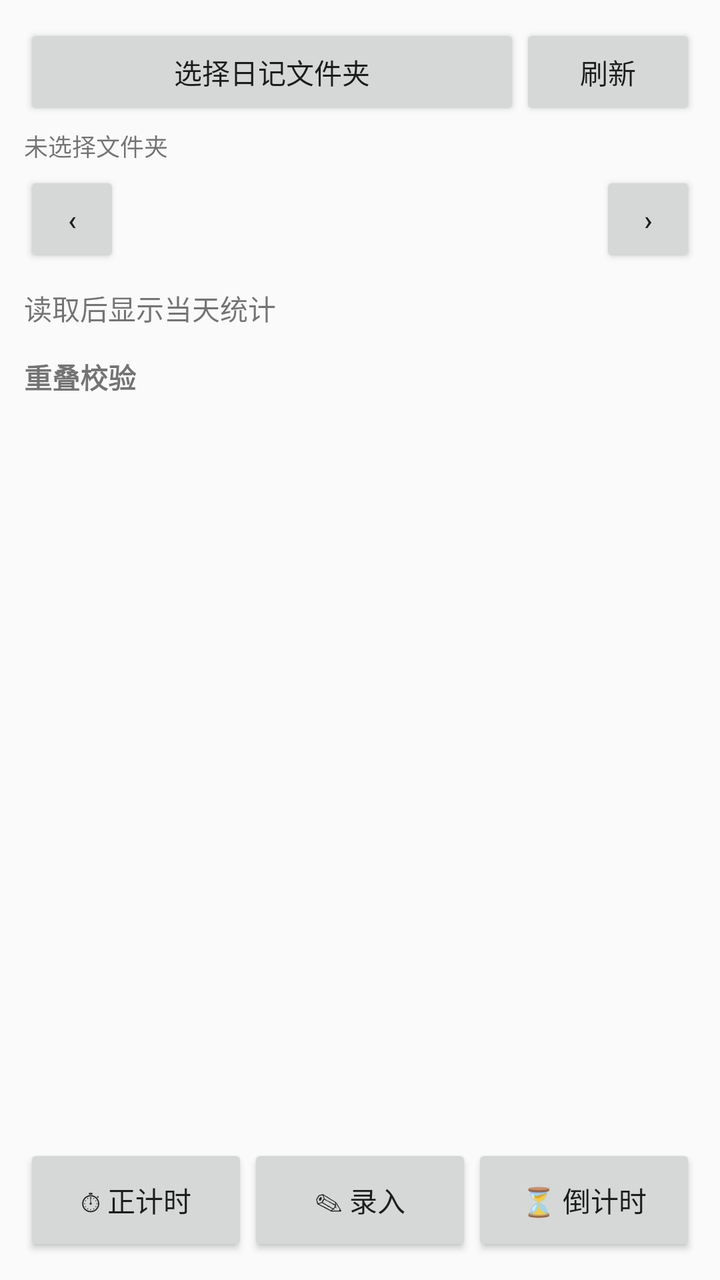
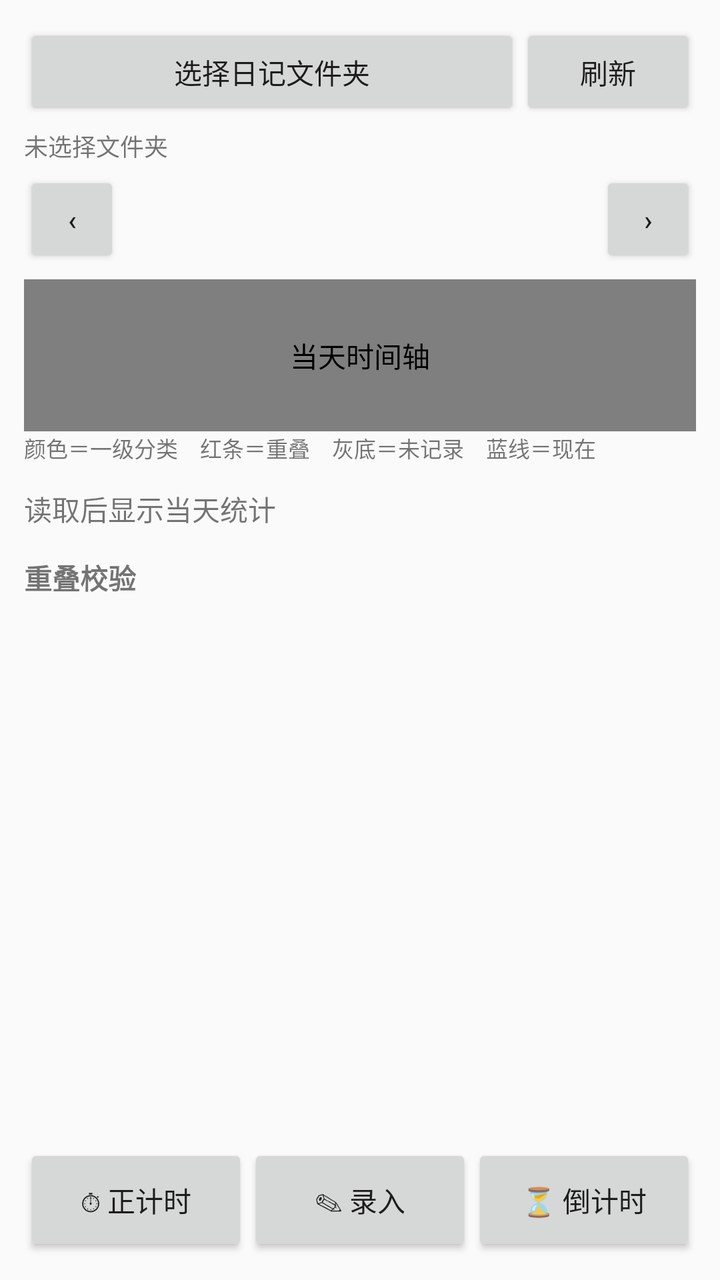

Compare the two renders of this Android layout. The source of the first and the diff that turns it into the second are given below.
<!-- AndroidManifest.xml: application theme AppTheme -->
<!-- res/layout/activity_main.xml -->
<?xml version="1.0" encoding="utf-8"?>
<FrameLayout xmlns:android="http://schemas.android.com/apk/res/android"
    android:layout_width="match_parent"
    android:layout_height="match_parent">

    
    <LinearLayout
        android:layout_width="match_parent"
        android:layout_height="match_parent"
        android:orientation="vertical"
        android:padding="12dp">

        <LinearLayout
            android:layout_width="match_parent"
            android:layout_height="wrap_content"
            android:orientation="horizontal">

            <Button
                android:id="@+id/btnPickFolder"
                android:layout_width="0dp"
                android:layout_height="wrap_content"
                android:layout_weight="1"
                android:text="选择日记文件夹" />

            <Button
                android:id="@+id/btnReload"
                android:layout_width="wrap_content"
                android:layout_height="wrap_content"
                android:text="刷新" />
        </LinearLayout>

        <TextView
            android:id="@+id/tvFolder"
            android:layout_width="match_parent"
            android:layout_height="wrap_content"
            android:paddingTop="4dp"
            android:paddingBottom="4dp"
            android:text="未选择文件夹"
            android:textSize="12sp" />

        <ScrollView
            android:layout_width="match_parent"
            android:layout_height="0dp"
            android:layout_weight="1"
            android:fillViewport="true">

            <LinearLayout
                android:layout_width="match_parent"
                android:layout_height="wrap_content"
                android:orientation="vertical">

                <LinearLayout
                    android:layout_width="match_parent"
                    android:layout_height="wrap_content"
                    android:orientation="horizontal">

                    <Button
                        android:id="@+id/btnPrevDay"
                        android:layout_width="48dp"
                        android:layout_height="wrap_content"
                        android:text="‹" />

                    <TextView
                        android:id="@+id/tvStatsDate"
                        android:layout_width="0dp"
                        android:layout_height="wrap_content"
                        android:layout_weight="1"
                        android:gravity="center"
                        android:textSize="17sp"
                        android:textStyle="bold" />

                    <Button
                        android:id="@+id/btnNextDay"
                        android:layout_width="48dp"
                        android:layout_height="wrap_content"
                        android:text="›" />
                </LinearLayout>

                <TextView
                    android:id="@+id/tvStats"
                    android:layout_width="match_parent"
                    android:layout_height="wrap_content"
                    android:paddingTop="10dp"
                    android:text="读取后显示当天统计"
                    android:textIsSelectable="true"
                    android:textSize="14sp" />

                <TextView
                    android:id="@+id/tvCheckTitle"
                    android:layout_width="match_parent"
                    android:layout_height="wrap_content"
                    android:paddingTop="14dp"
                    android:text="重叠校验"
                    android:textSize="14sp"
                    android:textStyle="bold" />

                <TextView
                    android:id="@+id/tvCheck"
                    android:layout_width="match_parent"
                    android:layout_height="wrap_content"
                    android:paddingTop="4dp"
                    android:text=""
                    android:textIsSelectable="true"
                    android:textSize="13sp" />
            </LinearLayout>
        </ScrollView>

        
        <LinearLayout
            android:layout_width="match_parent"
            android:layout_height="wrap_content"
            android:orientation="horizontal"
            android:paddingTop="8dp">

            <Button
                android:id="@+id/btnStopwatch"
                android:layout_width="0dp"
                android:layout_height="56dp"
                android:layout_weight="1"
                android:text="⏱ 正计时" />

            <Button
                android:id="@+id/btnInput"
                android:layout_width="0dp"
                android:layout_height="56dp"
                android:layout_weight="1"
                android:text="✎ 录入" />

            <Button
                android:id="@+id/btnCountdown"
                android:layout_width="0dp"
                android:layout_height="56dp"
                android:layout_weight="1"
                android:text="⏳ 倒计时" />
        </LinearLayout>
    </LinearLayout>

    
    <View
        android:id="@+id/sheetDim"
        android:layout_width="match_parent"
        android:layout_height="match_parent"
        android:background="#66000000"
        android:visibility="gone" />

    <LinearLayout
        android:id="@+id/inputSheet"
        android:layout_width="match_parent"
        android:layout_height="wrap_content"
        android:layout_gravity="bottom"
        android:background="#FFFFFFFF"
        android:orientation="vertical"
        android:visibility="gone">

        
        <LinearLayout
            android:id="@+id/sheetHandle"
            android:layout_width="match_parent"
            android:layout_height="44dp"
            android:gravity="center_vertical"
            android:orientation="horizontal">

            <TextView
                android:layout_width="0dp"
                android:layout_height="wrap_content"
                android:layout_weight="1"
                android:paddingStart="16dp"
                android:text="录入（下滑或点 × 收起）"
                android:textSize="13sp"
                android:textStyle="bold" />

            <Button
                android:id="@+id/btnHideSheet"
                android:layout_width="56dp"
                android:layout_height="wrap_content"
                android:text="×" />
        </LinearLayout>

        <ScrollView
            android:id="@+id/sheetScroll"
            android:layout_width="match_parent"
            android:layout_height="0dp"
            android:layout_weight="1"
            android:fillViewport="true">

            <LinearLayout
                android:layout_width="match_parent"
                android:layout_height="wrap_content"
                android:orientation="vertical"
                android:paddingStart="16dp"
                android:paddingEnd="16dp"
                android:paddingBottom="16dp">

                <EditText
                    android:id="@+id/etDate"
                    android:layout_width="match_parent"
                    android:layout_height="wrap_content"
                    android:hint="日期 YYYY-MM-DD"
                    android:inputType="date" />

                <LinearLayout
                    android:layout_width="match_parent"
                    android:layout_height="wrap_content"
                    android:orientation="horizontal">

                    <EditText
                        android:id="@+id/etStart"
                        android:layout_width="0dp"
                        android:layout_height="wrap_content"
                        android:layout_weight="1"
                        android:hint="开始 09:00"
                        android:inputType="time" />

                    <Button
                        android:id="@+id/btnNowStart"
                        android:layout_width="wrap_content"
                        android:layout_height="wrap_content"
                        android:text="现在" />

                    <EditText
                        android:id="@+id/etEnd"
                        android:layout_width="0dp"
                        android:layout_height="wrap_content"
                        android:layout_weight="1"
                        android:hint="结束 10:30"
                        android:inputType="time" />

                    <Button
                        android:id="@+id/btnNowEnd"
                        android:layout_width="wrap_content"
                        android:layout_height="wrap_content"
                        android:text="现在" />
                </LinearLayout>

                <EditText
                    android:id="@+id/etL1"
                    android:layout_width="match_parent"
                    android:layout_height="wrap_content"
                    android:hint="一级分类（如 家务）"
                    android:inputType="text" />

                <EditText
                    android:id="@+id/etL2"
                    android:layout_width="match_parent"
                    android:layout_height="wrap_content"
                    android:hint="二级分类（如 做饭，可留空）"
                    android:inputType="text" />

                <EditText
                    android:id="@+id/etTitle"
                    android:layout_width="match_parent"
                    android:layout_height="wrap_content"
                    android:hint="事项（如 早餐，可留空）"
                    android:inputType="text" />

                <EditText
                    android:id="@+id/etLinks"
                    android:layout_width="match_parent"
                    android:layout_height="wrap_content"
                    android:hint="双链（空格分隔，如 地点 张老师）"
                    android:inputType="text" />

                <EditText
                    android:id="@+id/etNote"
                    android:layout_width="match_parent"
                    android:layout_height="wrap_content"
                    android:hint="备注（可留空）"
                    android:inputType="textMultiLine"
                    android:maxLines="2" />

                <Button
                    android:id="@+id/btnSave"
                    android:layout_width="match_parent"
                    android:layout_height="wrap_content"
                    android:text="校验并追加到当天 md" />

                <TextView
                    android:id="@+id/tvPreview"
                    android:layout_width="match_parent"
                    android:layout_height="wrap_content"
                    android:paddingTop="6dp"
                    android:text="预览会显示在这里"
                    android:textIsSelectable="true"
                    android:textSize="12sp"
                    android:typeface="monospace" />
            </LinearLayout>
        </ScrollView>
    </LinearLayout>
</FrameLayout>
<!-- resources referenced by this layout -->
<resources>
  <style name="AppTheme" parent="Theme.AppCompat.Light.NoActionBar">
          <item name="colorPrimary">#185FA5</item>
          <item name="colorPrimaryDark">#0C447C</item>
          <item name="colorAccent">#185FA5</item>
      </style>
</resources>

<!-- the commit's change to res/layout/activity_main.xml (unified diff, before → after) -->
@@ -75,6 +75,22 @@
                         android:layout_height="wrap_content"
                         android:text="›" />
                 </LinearLayout>
+
+                
+                <com.example.timelog.ui.TimelineView
+                    android:id="@+id/timeline"
+                    android:layout_width="match_parent"
+                    android:layout_height="76dp"
+                    android:layout_marginTop="6dp"
+                    android:contentDescription="当天时间轴" />
+
+                <TextView
+                    android:id="@+id/tvTimelineLegend"
+                    android:layout_width="match_parent"
+                    android:layout_height="wrap_content"
+                    android:paddingBottom="2dp"
+                    android:text="颜色＝一级分类　红条＝重叠　灰底＝未记录　蓝线＝现在"
+                    android:textSize="11sp" />
 
                 <TextView
                     android:id="@+id/tvStats"
@@ -191,12 +207,31 @@
                 android:paddingEnd="16dp"
                 android:paddingBottom="16dp">
 
-                <EditText
-                    android:id="@+id/etDate"
-                    android:layout_width="match_parent"
-                    android:layout_height="wrap_content"
-                    android:hint="日期 YYYY-MM-DD"
-                    android:inputType="date" />
+                <LinearLayout
+                    android:layout_width="match_parent"
+                    android:layout_height="wrap_content"
+                    android:orientation="horizontal">
+
+                    <EditText
+                        android:id="@+id/etDate"
+                        android:layout_width="0dp"
+                        android:layout_height="wrap_content"
+                        android:layout_weight="1"
+                        android:hint="日期 YYYY-MM-DD"
+                        android:inputType="date" />
+
+                    <Button
+                        android:id="@+id/btnToday"
+                        android:layout_width="wrap_content"
+                        android:layout_height="wrap_content"
+                        android:text="今天" />
+
+                    <Button
+                        android:id="@+id/btnGoDate"
+                        android:layout_width="wrap_content"
+                        android:layout_height="wrap_content"
+                        android:text="查看" />
+                </LinearLayout>
 
                 <LinearLayout
                     android:layout_width="match_parent"
@@ -232,6 +267,45 @@
                         android:text="现在" />
                 </LinearLayout>
 
+                
+                <LinearLayout
+                    android:layout_width="match_parent"
+                    android:layout_height="wrap_content"
+                    android:orientation="horizontal">
+
+                    <Button
+                        android:id="@+id/btnRoundStart"
+                        android:layout_width="0dp"
+                        android:layout_height="wrap_content"
+                        android:layout_weight="1"
+                        android:text="开始整点"
+                        android:textSize="11sp" />
+
+                    <Button
+                        android:id="@+id/btnRoundEnd"
+                        android:layout_width="0dp"
+                        android:layout_height="wrap_content"
+                        android:layout_weight="1"
+                        android:text="结束整点"
+                        android:textSize="11sp" />
+
+                    <Button
+                        android:id="@+id/btnHalfEnd"
+                        android:layout_width="0dp"
+                        android:layout_height="wrap_content"
+                        android:layout_weight="1"
+                        android:text="结束半点"
+                        android:textSize="11sp" />
+
+                    <Button
+                        android:id="@+id/btnClearTime"
+                        android:layout_width="0dp"
+                        android:layout_height="wrap_content"
+                        android:layout_weight="1"
+                        android:text="清空"
+                        android:textSize="11sp" />
+                </LinearLayout>
+
                 <EditText
                     android:id="@+id/etL1"
                     android:layout_width="match_parent"
@@ -239,6 +313,18 @@
                     android:hint="一级分类（如 家务）"
                     android:inputType="text" />
 
+                <HorizontalScrollView
+                    android:layout_width="match_parent"
+                    android:layout_height="wrap_content"
+                    android:scrollbars="none">
+
+                    <LinearLayout
+                        android:id="@+id/l1CandidatesRow"
+                        android:layout_width="wrap_content"
+                        android:layout_height="wrap_content"
+                        android:orientation="horizontal" />
+                </HorizontalScrollView>
+
                 <EditText
                     android:id="@+id/etL2"
                     android:layout_width="match_parent"
@@ -246,6 +332,18 @@
                     android:hint="二级分类（如 做饭，可留空）"
                     android:inputType="text" />
 
+                <HorizontalScrollView
+                    android:layout_width="match_parent"
+                    android:layout_height="wrap_content"
+                    android:scrollbars="none">
+
+                    <LinearLayout
+                        android:id="@+id/l2CandidatesRow"
+                        android:layout_width="wrap_content"
+                        android:layout_height="wrap_content"
+                        android:orientation="horizontal" />
+                </HorizontalScrollView>
+
                 <EditText
                     android:id="@+id/etTitle"
                     android:layout_width="match_parent"
@@ -259,6 +357,18 @@
                     android:layout_height="wrap_content"
                     android:hint="双链（空格分隔，如 地点 张老师）"
                     android:inputType="text" />
+
+                <HorizontalScrollView
+                    android:layout_width="match_parent"
+                    android:layout_height="wrap_content"
+                    android:scrollbars="none">
+
+                    <LinearLayout
+                        android:id="@+id/linkCandidatesRow"
+                        android:layout_width="wrap_content"
+                        android:layout_height="wrap_content"
+                        android:orientation="horizontal" />
+                </HorizontalScrollView>
 
                 <EditText
                     android:id="@+id/etNote"
@@ -273,6 +383,13 @@
                     android:layout_width="match_parent"
                     android:layout_height="wrap_content"
                     android:text="校验并追加到当天 md" />
+
+                <CheckBox
+                    android:id="@+id/cbContinue"
+                    android:layout_width="match_parent"
+                    android:layout_height="wrap_content"
+                    android:text="保存后继续录下一段（开始时间接上一段）"
+                    android:textSize="12sp" />
 
                 <TextView
                     android:id="@+id/tvPreview"
